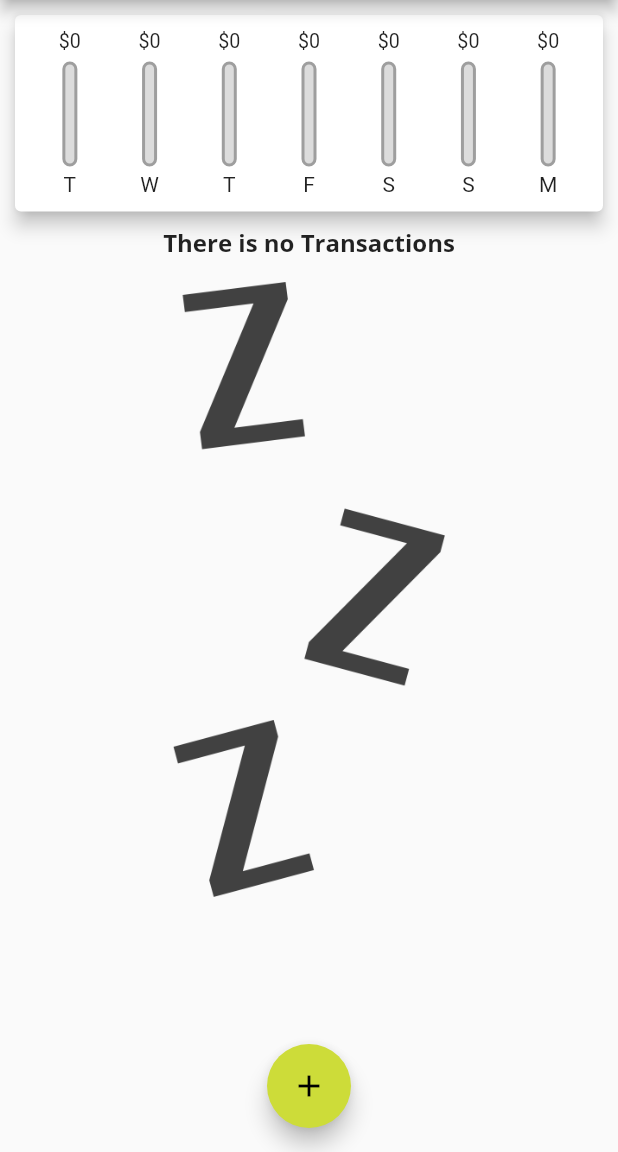
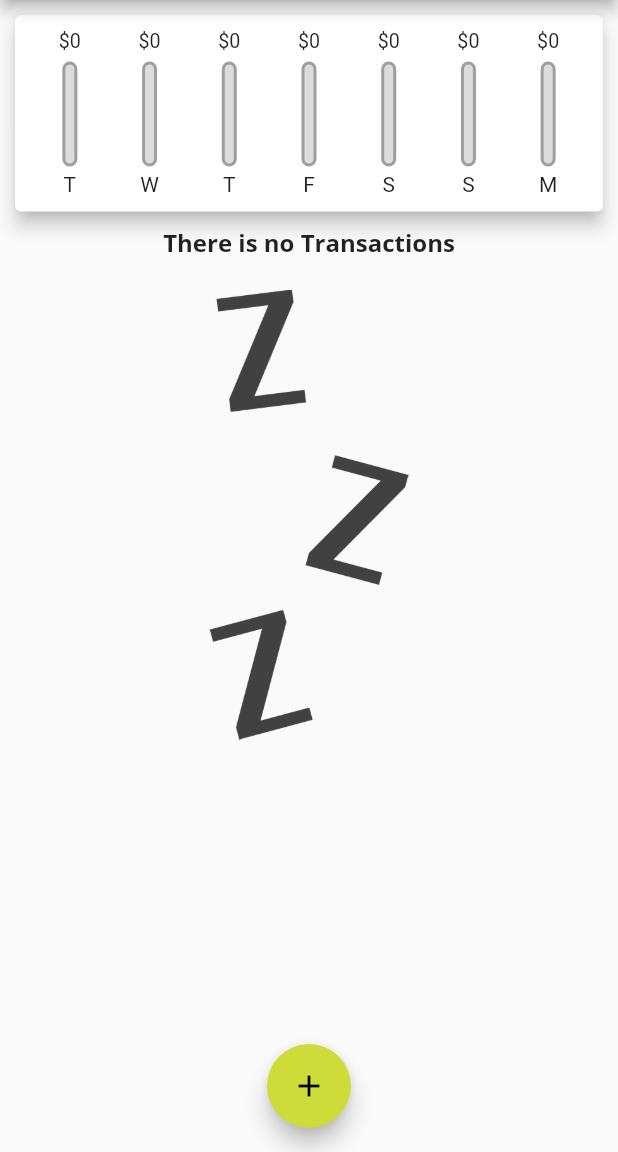
Before and after one commit to abu271200/Notes, a Flutter app: the screen it shows after launch, on a phone screen of 412 x 824 dp, the part 84-1236 px from its top. Run offline on Flutter 3.47's test engine with Material 2 defaults, Android fonts, the phone set to English and light mode, and no system bars; Roboto replaces fonts that are missing (OpenSana).

```diff
--- a/lib/main.dart
+++ b/lib/main.dart
@@ -51,11 +51,15 @@ class _MyHomePage extends State<MyHomePage> {
       );
     }).toList();
   }
-  void _addNewTransaction(String txTitle, double txAmount,DateTime chosenDate){
+  void _addNewTransaction(
+  String txTitle,
+  double txAmount,
+  DateTime chosenDate)
+  {
     final newTx = Transaction(
     title: txTitle,
     amount: txAmount,
-    date: DateTime.now(),
+    date: chosenDate,
     id: DateTime.now().toString(),
     );
     setState(() {
--- a/lib/widgets/transaction_list.dart
+++ b/lib/widgets/transaction_list.dart
@@ -11,7 +11,7 @@ class TransactionList extends StatelessWidget {
  @override
   Widget build(BuildContext context) {
     return Container(
-      height:450,
+      height:600,
       child:transactions.isEmpty
       ? Column(
           children:[
@@ -19,10 +19,10 @@ class TransactionList extends StatelessWidget {
           style: Theme.of(context).textTheme.headline6,
           ),
           SizedBox(
-            height: 15,
+            height: 20,
           ),
           Container(
-            height: 410,
+            height: 300,
             child: Image.asset(
               'assets/images/waiting.png',
               fit: BoxFit.cover
```
